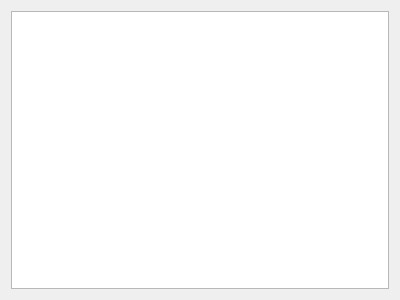
Qt form gui/gui.ui (miagiurgiu/ArtAuctionOOPExam) before a commit.
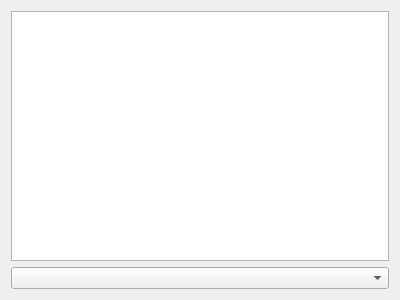
The same form after that commit.

What changed in the file:
```diff
--- a/gui/gui.ui
+++ b/gui/gui.ui
@@ -17,6 +17,9 @@
    <item>
     <widget class="QListWidget" name="itemsListWidget"/>
    </item>
+   <item>
+    <widget class="QComboBox" name="comboBox"/>
+   </item>
   </layout>
  </widget>
  <resources/>
```
